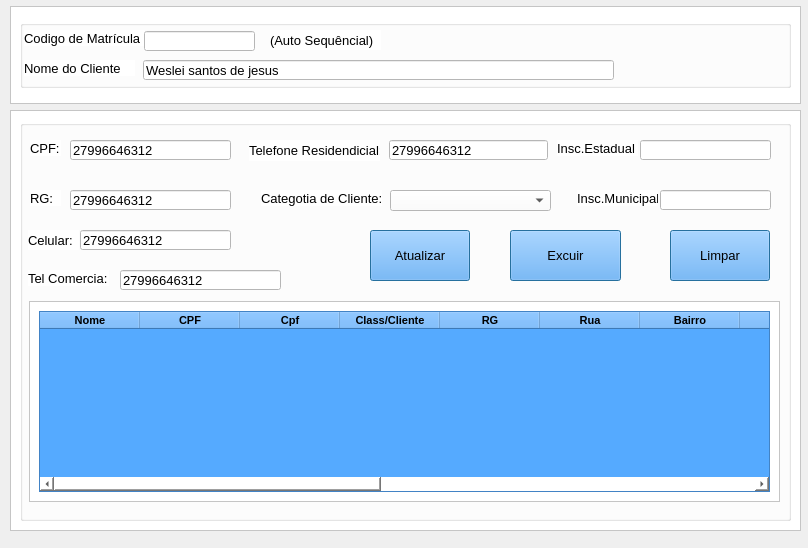
Old version of the form Views/Clientes.ui in the repository Weslei25/SistemaDeVendas.
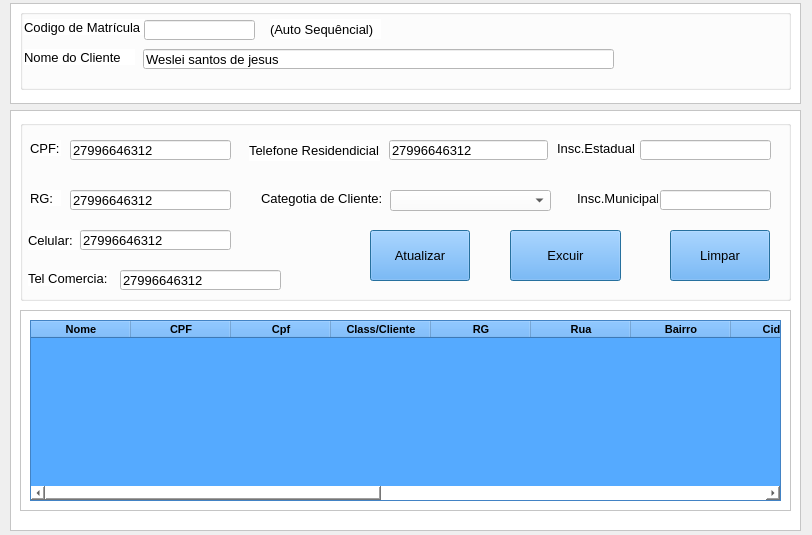
New version of the form. Icons and pictures are not drawn.

The edit to the form file:
```diff
--- a/Views/Clientes.ui
+++ b/Views/Clientes.ui
@@ -6,12 +6,24 @@
    <rect>
     <x>0</x>
     <y>0</y>
-    <width>808</width>
-    <height>548</height>
+    <width>812</width>
+    <height>535</height>
    </rect>
   </property>
+  <property name="minimumSize">
+   <size>
+    <width>812</width>
+    <height>535</height>
+   </size>
+  </property>
+  <property name="maximumSize">
+   <size>
+    <width>812</width>
+    <height>535</height>
+   </size>
+  </property>
   <property name="windowTitle">
-   <string>Clientes</string>
+   <string>MainWindow</string>
   </property>
   <property name="windowIcon">
    <iconset>
@@ -42,7 +54,7 @@
        <x>10</x>
        <y>10</y>
        <width>771</width>
-       <height>401</height>
+       <height>181</height>
       </rect>
      </property>
      <property name="title">
@@ -528,12 +540,13 @@
        <string>Celular:</string>
       </property>
      </widget>
+    </widget>
      <widget class="QFrame" name="frame">
       <property name="geometry">
        <rect>
-        <x>9</x>
-        <y>181</y>
-        <width>751</width>
+       <x>10</x>
+       <y>200</y>
+       <width>771</width>
         <height>201</height>
        </rect>
       </property>
@@ -543,12 +556,12 @@
       <property name="frameShadow">
        <enum>QFrame::Raised</enum>
       </property>
-      <widget class="QTableWidget" name="tableWidget">
+     <widget class="QTableWidget" name="tableWidget_2">
        <property name="geometry">
         <rect>
          <x>10</x>
          <y>10</y>
-         <width>731</width>
+        <width>751</width>
          <height>181</height>
         </rect>
        </property>
@@ -745,14 +758,13 @@
       </widget>
      </widget>
     </widget>
-   </widget>
    <widget class="QFrame" name="frame_3">
     <property name="geometry">
      <rect>
       <x>10</x>
-      <y>6</y>
+      <y>3</y>
       <width>791</width>
-      <height>98</height>
+      <height>101</height>
      </rect>
     </property>
     <property name="styleSheet">
@@ -768,9 +780,9 @@
      <property name="geometry">
       <rect>
        <x>10</x>
-       <y>14</y>
+       <y>6</y>
        <width>771</width>
-       <height>68</height>
+       <height>81</height>
       </rect>
      </property>
      <property name="title">
```
Left out of the diff: 4 changed lines with no effect on the pictures. Lines whose indentation alone changed are shown as unchanged.
